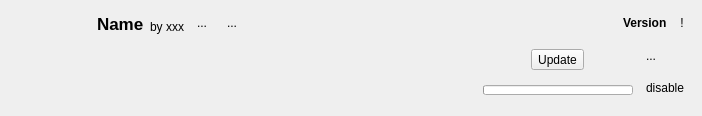
This is src/ui/local/localmoditemwidget.ui in kaniol-lck/modmanager as Qt 5 draws it before an edit. The edited form follows.
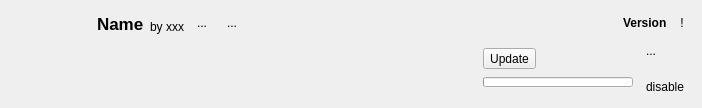
This is the edited form. Icons and pictures are not drawn.

Diff of the .ui file:
```diff
--- a/src/ui/local/localmoditemwidget.ui
+++ b/src/ui/local/localmoditemwidget.ui
@@ -7,7 +7,7 @@
     <x>0</x>
     <y>0</y>
     <width>702</width>
-    <height>116</height>
+    <height>108</height>
    </rect>
   </property>
   <property name="contextMenuPolicy">
@@ -239,8 +239,9 @@
    </item>
    <item row="1" column="2">
     <layout class="QVBoxLayout" name="verticalLayout">
-     <item>
-      <layout class="QHBoxLayout" name="horizontalLayout">
+     <property name="spacing">
+      <number>0</number>
+     </property>
        <item>
         <widget class="QToolButton" name="updateButton">
          <property name="enabled">
@@ -258,8 +259,6 @@
          </property>
         </widget>
        </item>
-      </layout>
-     </item>
      <item>
       <widget class="QProgressBar" name="updateProgress">
        <property name="enabled">
@@ -301,6 +300,9 @@
    </item>
    <item row="1" column="3">
     <layout class="QVBoxLayout" name="verticalLayout_2">
+     <property name="spacing">
+      <number>0</number>
+     </property>
      <item>
       <widget class="QToolButton" name="featuredButton">
        <property name="text">
@@ -318,6 +320,19 @@
        </property>
       </widget>
      </item>
+     <item>
+      <spacer name="verticalSpacer">
+       <property name="orientation">
+        <enum>Qt::Vertical</enum>
+       </property>
+       <property name="sizeHint" stdset="0">
+        <size>
+         <width>0</width>
+         <height>40</height>
+        </size>
+       </property>
+      </spacer>
+     </item>
      <item>
       <widget class="QToolButton" name="disableButton">
        <property name="text">
```
Left out of the diff: 44 changed lines with no effect on the pictures. Lines whose indentation alone changed are shown as unchanged.
